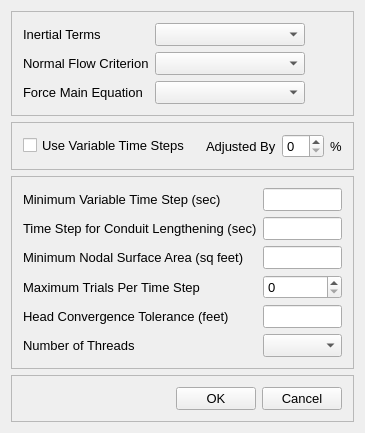
Qt form src/ui/SWMM/frmDynamicWaveDesigner.ui (USEPA/SWMM-EPANET_User_Interface) before a commit.
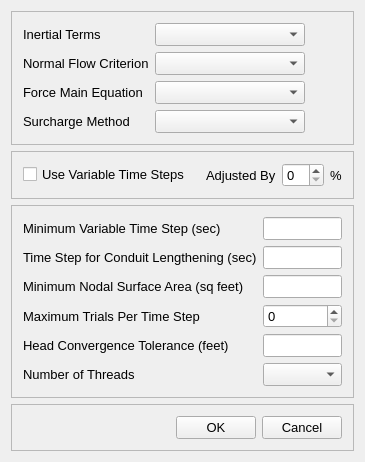
The same form after that commit.

What changed in the file:
```diff
--- a/src/ui/SWMM/frmDynamicWaveDesigner.ui
+++ b/src/ui/SWMM/frmDynamicWaveDesigner.ui
@@ -7,7 +7,7 @@
     <x>0</x>
     <y>0</y>
     <width>345</width>
-    <height>402</height>
+    <height>449</height>
    </rect>
   </property>
   <property name="font">
@@ -98,6 +98,23 @@
          </property>
         </widget>
        </item>
+       <item row="3" column="0">
+        <widget class="QLabel" name="lblSurcharge">
+         <property name="text">
+          <string>Surcharge Method</string>
+         </property>
+        </widget>
+       </item>
+       <item row="3" column="1">
+        <widget class="QComboBox" name="cboSurcharge">
+         <property name="maximumSize">
+          <size>
+           <width>150</width>
+           <height>16777215</height>
+          </size>
+         </property>
+        </widget>
+       </item>
       </layout>
      </widget>
     </item>
```
